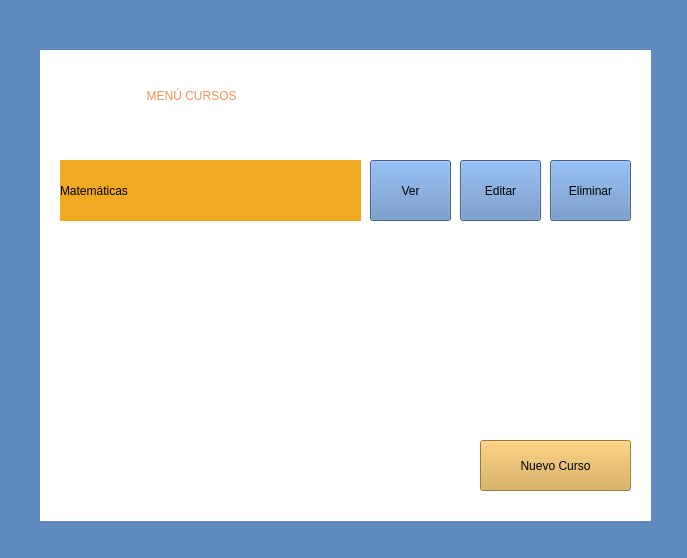
The window that Menu.ui (Shanem007/AulaVirtual) describes before a commit, drawn with Qt 5.
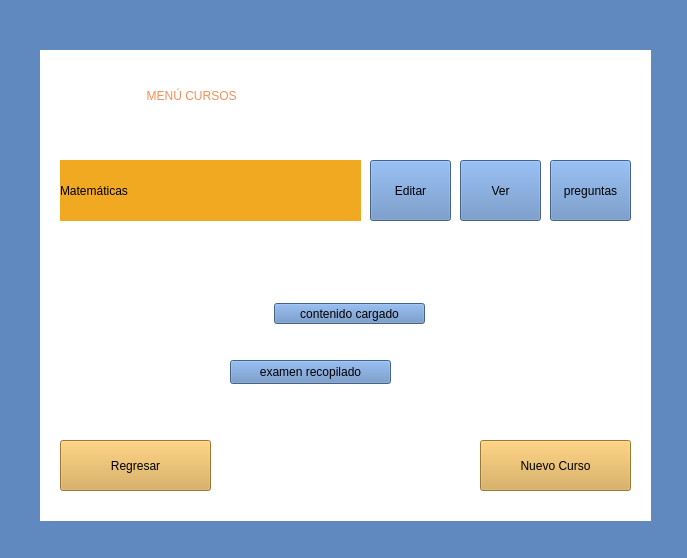
The same window after the commit.

Diff of the .ui file:
```diff
--- a/Menu.ui
+++ b/Menu.ui
@@ -68,7 +68,7 @@
      <string>  MENÚ CURSOS</string>
     </property>
    </widget>
-   <widget class="QPushButton" name="botonVer">
+   <widget class="QPushButton" name="botonEditar">
     <property name="geometry">
      <rect>
       <x>370</x>
@@ -82,7 +82,7 @@
 </string>
     </property>
     <property name="text">
-     <string>Ver</string>
+     <string>Editar</string>
     </property>
    </widget>
    <widget class="QLabel" name="label_3">
@@ -105,7 +105,7 @@
      <string>Matemáticas</string>
     </property>
    </widget>
-   <widget class="QPushButton" name="pushButton_4">
+   <widget class="QPushButton" name="botonVer">
     <property name="geometry">
      <rect>
       <x>460</x>
@@ -118,10 +118,10 @@
      <string notr="true">font: 700 12pt &quot;Segoe UI&quot;;</string>
     </property>
     <property name="text">
-     <string>Editar</string>
+     <string>Ver</string>
     </property>
    </widget>
-   <widget class="QPushButton" name="pushButton_5">
+   <widget class="QPushButton" name="botonPreguntas">
     <property name="geometry">
      <rect>
       <x>550</x>
@@ -134,16 +134,62 @@
      <string notr="true">font: 700 12pt &quot;Segoe UI&quot;;</string>
     </property>
     <property name="text">
-     <string>Eliminar</string>
+     <string>preguntas</string>
+    </property>
+   </widget>
+   <widget class="QPushButton" name="botonRegresarMenu">
+    <property name="geometry">
+     <rect>
+      <x>60</x>
+      <y>440</y>
+      <width>151</width>
+      <height>51</height>
+     </rect>
+    </property>
+    <property name="styleSheet">
+     <string notr="true">font: 700 12pt &quot;Segoe UI&quot;;
+background-color: rgb(217, 167, 74);</string>
+    </property>
+    <property name="text">
+     <string>Regresar</string>
+    </property>
+   </widget>
+   <widget class="QPushButton" name="botoncontenidoCargado">
+    <property name="geometry">
+     <rect>
+      <x>274</x>
+      <y>303</y>
+      <width>151</width>
+      <height>21</height>
+     </rect>
+    </property>
+    <property name="text">
+     <string>contenido cargado</string>
+    </property>
+   </widget>
+   <widget class="QPushButton" name="botonExamenRecopilado">
+    <property name="geometry">
+     <rect>
+      <x>230</x>
+      <y>360</y>
+      <width>161</width>
+      <height>24</height>
+     </rect>
+    </property>
+    <property name="text">
+     <string>examen recopilado</string>
     </property>
    </widget>
    <zorder>label</zorder>
    <zorder>pushButton</zorder>
    <zorder>label_2</zorder>
-   <zorder>botonVer</zorder>
+   <zorder>botonEditar</zorder>
    <zorder>label_3</zorder>
-   <zorder>pushButton_4</zorder>
-   <zorder>pushButton_5</zorder>
+   <zorder>botonVer</zorder>
+   <zorder>botonPreguntas</zorder>
+   <zorder>botonRegresarMenu</zorder>
+   <zorder>botoncontenidoCargado</zorder>
+   <zorder>botonExamenRecopilado</zorder>
   </widget>
  </widget>
  <resources/>
```
